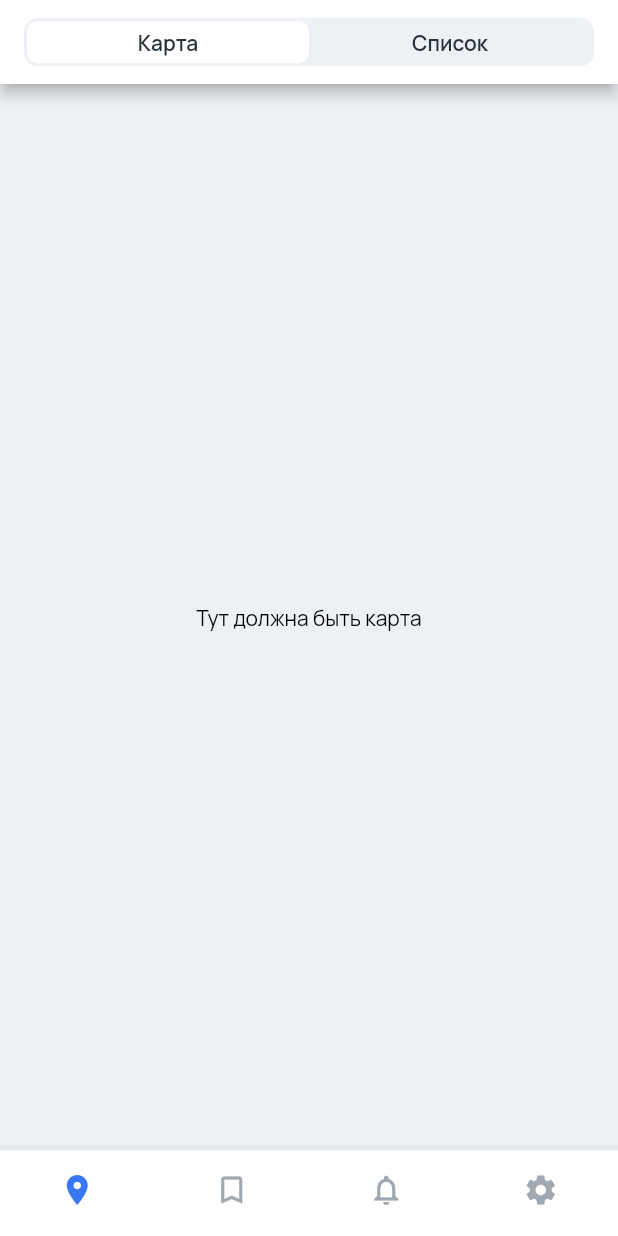
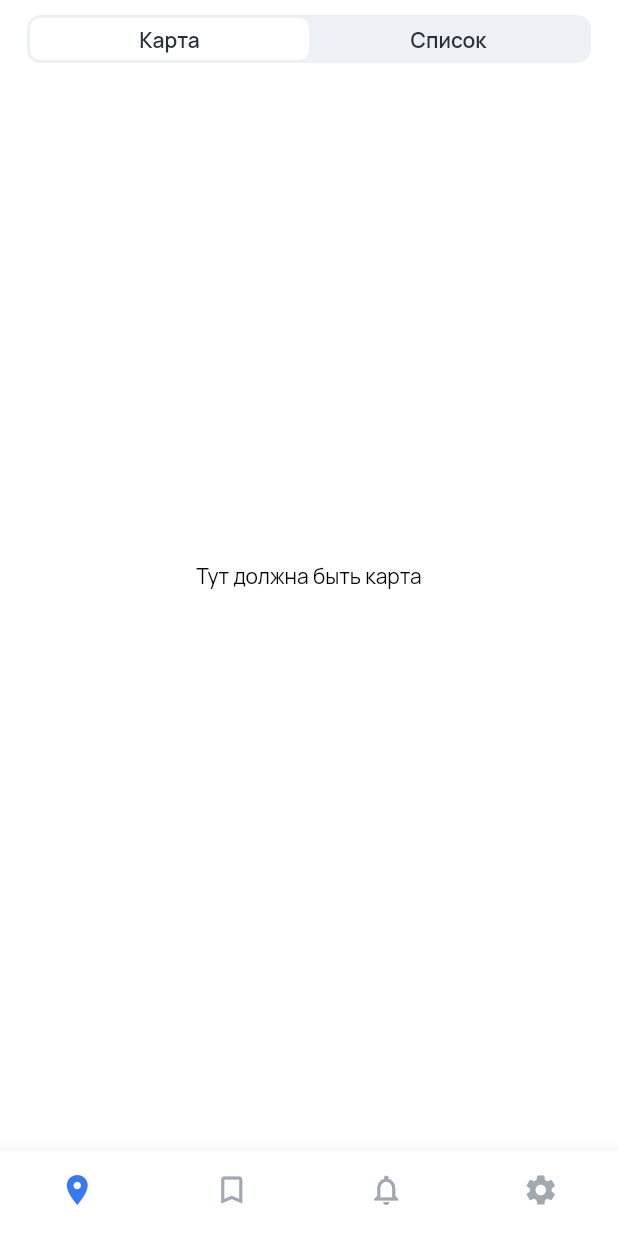
Before and after one commit to chlenc/roof-app, a Flutter app: the screen it shows after launch, on a phone screen of 412 x 824 dp. Run offline on Flutter 3.47's test engine with Material 2 defaults, Android fonts, the phone set to English and light mode, and no system bars; our stand-ins replace flutter_svg.

Commit message:
add application routing

```diff
--- a/lib/main.dart
+++ b/lib/main.dart
@@ -12,7 +12,6 @@ class MyApp extends StatelessWidget {
     return MaterialApp(
       title: 'Крышер Rooshare',
       theme: theme,
-      // home: OnboardingScreen(),
       home: MainScreen(),
     );
   }
--- /dev/null
+++ b/lib/screens/bottomMenu.dart
@@ -0,0 +1,69 @@
+import 'package:flutter/material.dart';
+
+import '../theme.dart';
+
+class MenuItemData {
+  Icon icon;
+  Icon activeIcon;
+  String label;
+
+  MenuItemData(this.icon, this.activeIcon, this.label);
+}
+
+List<MenuItemData> menuItems = [
+  MenuItemData(
+    Icon(Icons.location_on_outlined),
+    Icon(Icons.location_on),
+    'Карта',
+  ),
+  MenuItemData(
+    Icon(Icons.bookmark_border),
+    Icon(Icons.bookmark),
+    'Избранные',
+  ),
+  MenuItemData(
+    Icon(Icons.notifications_none),
+    Icon(Icons.notifications),
+    'Уведомления',
+  ),
+  MenuItemData(
+    Icon(Icons.settings),
+    Icon(Icons.settings),
+    'Настройки',
+  ),
+];
+
+class BottomMenu extends StatefulWidget {
+  const BottomMenu({Key? key, required this.currentIndex, required this.onTap})
+      : super(key: key);
+  final int currentIndex;
+  final void Function(int value) onTap;
+
+  @override
+  _BottomMenuState createState() => _BottomMenuState();
+}
+
+class _BottomMenuState extends State<BottomMenu> {
+  @override
+  Widget build(BuildContext context) {
+    return BottomNavigationBar(
+      showSelectedLabels: false,
+      showUnselectedLabels: false,
+      type: BottomNavigationBarType.fixed,
+      backgroundColor: Colors.white,
+      items: menuItems
+          .map(
+            (item) => BottomNavigationBarItem(
+              icon: item.icon,
+              activeIcon: item.activeIcon,
+              label: item.label,
+            ),
+          )
+          .toList(),
+      currentIndex: widget.currentIndex,
+      unselectedItemColor: HexColor.fromHex('#A1A8B1'),
+      selectedItemColor: HexColor.fromHex('#3978F2'),
+      onTap: widget.onTap,
+    );
+  }
+}
--- /dev/null
+++ b/lib/screens/favoritesScreen/favoritesScreen.dart
@@ -0,0 +1,18 @@
+import 'package:flutter/material.dart';
+
+class FavoritesScreen extends StatelessWidget {
+  const FavoritesScreen({Key? key}) : super(key: key);
+
+  @override
+  Widget build(BuildContext context) {
+    return Container(
+      padding: EdgeInsets.all(16),
+      child: Center(
+        child: Text(
+          "Список любимых крыш",
+          textAlign: TextAlign.center,
+        ),
+      ),
+    );
+  }
+}
--- a/lib/screens/mainScreen/mainScreen.dart
+++ b/lib/screens/mainScreen/mainScreen.dart
@@ -1,8 +1,10 @@
-import 'dart:ui';
 import 'package:flutter/material.dart';
+import 'package:roof_app/screens/favoritesScreen/favoritesScreen.dart';
+import 'package:roof_app/screens/notificationsScreen/notificationsScreen.dart';
+import 'package:roof_app/screens/roofsScreen/roofsScreen.dart';
+import 'package:roof_app/screens/settingsScreen/settingsScreen.dart';
 
-import '../../theme.dart';
-import 'buttonGroup.dart';
+import '../bottomMenu.dart';
 
 class MainScreen extends StatefulWidget {
   const MainScreen({Key? key}) : super(key: key);
@@ -13,7 +15,13 @@ class MainScreen extends StatefulWidget {
 
 class _MainScreenState extends State<MainScreen> {
   int _selectedIndex = 0;
-  int _selectedView = 0;
+
+  static const List<Widget> _widgetOptions = <Widget>[
+    RoofsScreen(),
+    FavoritesScreen(),
+    NotificationsScreen(),
+    SettingsScreen(),
+  ];
 
   void _onItemTapped(int index) {
     setState(() {
@@ -21,67 +29,14 @@ class _MainScreenState extends State<MainScreen> {
     });
   }
 
-  void _onButtonTapped(int index) {
-    setState(() {
-      _selectedView = index;
-    });
-  }
-
   @override
   Widget build(BuildContext context) {
     return Scaffold(
-      appBar: AppBar(
-          backgroundColor: Colors.white,
-          title: ButtonGroup(items: [
-            ButtonGroupItem(
-              "Карта",
-              () => _onButtonTapped(0),
-              _selectedView == 0,
-            ),
-            ButtonGroupItem(
-              "Список",
-              () => _onButtonTapped(1),
-              _selectedView == 1,
-            ),
-          ])),
-      body: Container(
-        color: black200,
-        child: Center(
-          child: Text(
-            "Тут должна быть карта",
-            style: TextStyle(color: Colors.black),
-          ),
-        ),
+      body: Center(
+        child: _widgetOptions.elementAt(_selectedIndex),
       ),
-      bottomNavigationBar: BottomNavigationBar(
-        showSelectedLabels: false,
-        showUnselectedLabels: false,
-        type: BottomNavigationBarType.fixed,
-        backgroundColor: Colors.white,
-        items: const <BottomNavigationBarItem>[
-          BottomNavigationBarItem(
-            icon: Icon(Icons.location_on_outlined),
-            activeIcon: Icon(Icons.location_on),
-            label: 'Home',
-          ),
-          BottomNavigationBarItem(
-            icon: Icon(Icons.bookmark_border),
-            activeIcon: Icon(Icons.bookmark),
-            label: 'Business',
-          ),
-          BottomNavigationBarItem(
-            icon: Icon(Icons.notifications_none),
-            activeIcon: Icon(Icons.notifications),
-            label: 'School',
-          ),
-          BottomNavigationBarItem(
-            icon: Icon(Icons.settings),
-            label: 'School',
-          ),
-        ],
+      bottomNavigationBar: BottomMenu(
         currentIndex: _selectedIndex,
-        unselectedItemColor: HexColor.fromHex('#A1A8B1'),
-        selectedItemColor: HexColor.fromHex('#3978F2'),
         onTap: _onItemTapped,
       ),
     );
--- /dev/null
+++ b/lib/screens/notificationsScreen/notificationsScreen.dart
@@ -0,0 +1,18 @@
+import 'package:flutter/material.dart';
+
+class NotificationsScreen extends StatelessWidget {
+  const NotificationsScreen({Key? key}) : super(key: key);
+
+  @override
+  Widget build(BuildContext context) {
+    return Container(
+      padding: EdgeInsets.all(16),
+      child: Center(
+        child: Text(
+          "Список уведомлений",
+          textAlign: TextAlign.center,
+        ),
+      ),
+    );
+  }
+}
--- a/lib/screens/onboardingScreen/onboardingScreen.dart
+++ b/lib/screens/onboardingScreen/onboardingScreen.dart
@@ -46,6 +46,10 @@ class _OnboardingScreenState extends State<OnboardingScreen> {
         page++;
       });
     }
+  }
+
+  void handleAllowLocation() {
+    Navigator.pushNamed(context, '/');
   }
 
   @override
@@ -97,7 +101,9 @@ class _OnboardingScreenState extends State<OnboardingScreen> {
                     shape: RoundedRectangleBorder(
                       borderRadius: BorderRadius.circular(14),
                     ),
-                    onPressed: _nextOnboardingPage,
+                    onPressed: page == pages.length - 1
+                        ? handleAllowLocation
+                        : _nextOnboardingPage,
                     child: Text(
                       pages[page].bthText,
                       style: TextStyle(
--- a/lib/screens/mainScreen/buttonGroup.dart
+++ b/lib/screens/roofsScreen/buttonGroup.dart
@@ -16,15 +16,16 @@ class ButtonGroup extends StatelessWidget {
   @override
   Widget build(BuildContext context) {
     return Container(
-        padding: EdgeInsets.all(2),
-        decoration: BoxDecoration(
-            borderRadius: BorderRadius.circular(9), color: black200),
-        height: 32,
-        child: Expanded(
-          flex: 1,
-          child: new Row(
-              children: items.map((item) => Button(props: item)).toList()),
-        ));
+      padding: EdgeInsets.all(2),
+      decoration: BoxDecoration(
+        borderRadius: BorderRadius.circular(9),
+        color: black200,
+      ),
+      height: 32,
+      child: new Row(
+        children: items.map((item) => Button(props: item)).toList(),
+      ),
+    );
   }
 }
 
--- /dev/null
+++ b/lib/screens/roofsScreen/roofsScreen.dart
@@ -0,0 +1,75 @@
+// import 'package:flutter/material.dart';
+//
+// import '../../theme.dart';
+// import '../bottomMenu.dart';
+// import 'buttonGroup.dart';
+//
+
+import 'package:flutter/material.dart';
+
+import '../../theme.dart';
+import 'buttonGroup.dart';
+
+class RoofsScreen extends StatefulWidget {
+  const RoofsScreen({Key? key}) : super(key: key);
+
+  @override
+  State<RoofsScreen> createState() => _RoofsScreenState();
+}
+
+class _RoofsScreenState extends State<RoofsScreen> {
+  int _selectedView = 0;
+
+  void _onButtonTapped(int index) {
+    setState(() {
+      _selectedView = index;
+    });
+  }
+
+  @override
+  Widget build(BuildContext context) {
+    return new Stack(
+      children: <Widget>[
+        Container(
+          color: Colors.white,
+          child: Center(
+            child: Text(
+              "Тут должна быть карта",
+              textAlign: TextAlign.center,
+              style: TextStyle(color: Colors.black),
+            ),
+          ),
+        ),
+        Positioned(
+          left: 0,
+          right: 0,
+          top: 10.0,
+          child: Container(
+            padding: EdgeInsets.symmetric(horizontal: 18),
+            child: ButtonGroup(
+              items: [
+                ButtonGroupItem(
+                  "Карта",
+                  () => _onButtonTapped(0),
+                  _selectedView == 0,
+                ),
+                ButtonGroupItem(
+                  "Список",
+                  () => _onButtonTapped(1),
+                  _selectedView == 1,
+                ),
+              ],
+            ),
+          ),
+        ),
+      ],
+    );
+    return Container(
+      child: Expanded(
+        child: Column(
+          children: [],
+        ),
+      ),
+    );
+  }
+}
--- /dev/null
+++ b/lib/screens/settingsScreen/settingsScreen.dart
@@ -0,0 +1,18 @@
+import 'package:flutter/material.dart';
+
+class SettingsScreen extends StatelessWidget {
+  const SettingsScreen({Key? key}) : super(key: key);
+
+  @override
+  Widget build(BuildContext context) {
+    return Container(
+      padding: EdgeInsets.all(16),
+      child: Center(
+        child: Text(
+          "Настройки",
+          textAlign: TextAlign.center,
+        ),
+      ),
+    );
+  }
+}
```
